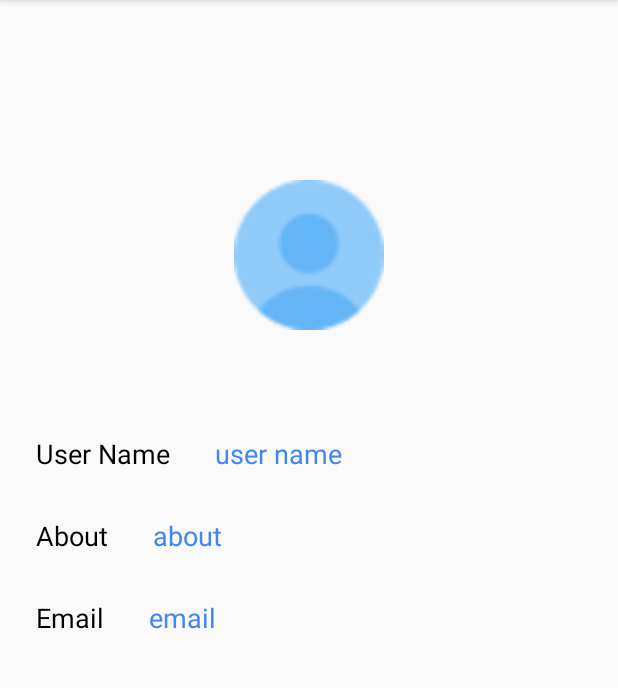
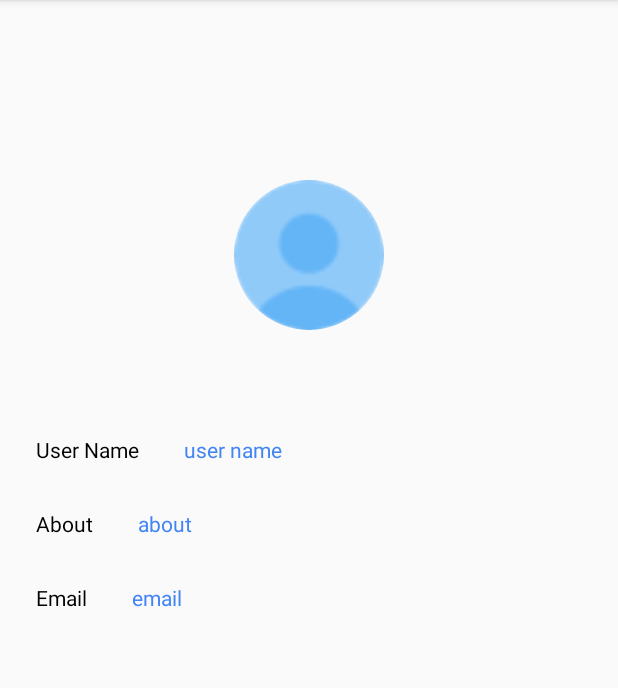
Before and after one commit to Harivansh-coder/Lets-Chat, an Android app: the fragment ProfileFragment shown on its own in the app's theme, on a phone screen of 412 x 824 dp, the part 84-772 px from its top. Run offline under Robolectric (Android 15) with nearby library versions, the phone set to English and light mode, and no system bars; our stand-ins replace CircleImageView, Firebase (no records; nobody signed in at launch, a user with empty details on screens opened directly), Picasso; 4 statements that could not run were skipped.

Commit message:
Fixed the image reading from database not its working

```diff
--- a/LetsChat/app/src/main/java/com/harivansh/letschat/SettingsActivity.java
+++ b/LetsChat/app/src/main/java/com/harivansh/letschat/SettingsActivity.java
@@ -156,7 +156,7 @@ public class SettingsActivity extends AppCompatActivity {
                         public void onSuccess(Uri uri) {
                             firebaseDatabase.getReference().child("Users")
                                     .child(FirebaseAuth.getInstance().getUid())
-                                    .child("profileImage").setValue(uri.toString());
+                                    .child("userProfileImage").setValue(uri.toString());
                         }
                     });
                     Snackbar.make(binding.settingChangeImage, "Image added", BaseTransientBottomBar.LENGTH_LONG).show();
--- a/LetsChat/app/src/main/res/layout/activity_sign_up.xml
+++ b/LetsChat/app/src/main/res/layout/activity_sign_up.xml
@@ -13,7 +13,7 @@
         android:fontFamily="monospace"
         android:text="@string/sign_up"
         android:textColor="@color/Blue"
-        android:textSize="50sp"
+        android:textSize="45sp"
         app:layout_constraintBottom_toBottomOf="parent"
         app:layout_constraintEnd_toEndOf="parent"
         app:layout_constraintStart_toStartOf="parent"
--- a/LetsChat/app/src/main/res/layout/activity_signin.xml
+++ b/LetsChat/app/src/main/res/layout/activity_signin.xml
@@ -13,7 +13,7 @@
         android:fontFamily="monospace"
         android:text="@string/sign_in"
         android:textColor="@color/Blue"
-        android:textSize="50sp"
+        android:textSize="45sp"
         app:layout_constraintBottom_toBottomOf="parent"
         app:layout_constraintEnd_toEndOf="parent"
         app:layout_constraintStart_toStartOf="parent"
--- a/LetsChat/app/src/main/res/layout/fragment_profile.xml
+++ b/LetsChat/app/src/main/res/layout/fragment_profile.xml
@@ -7,7 +7,7 @@
     tools:context=".fragment.ProfileFragment">
 
 
-    <ImageView
+    <de.hdodenhof.circleimageview.CircleImageView
         android:id="@+id/profile_page_image"
         android:layout_width="100dp"
         android:layout_height="100dp"
@@ -25,7 +25,7 @@
         android:layout_marginTop="70dp"
         android:text="@string/user_name"
         android:textColor="@color/black"
-        android:textSize="18sp"
+        android:textSize="14sp"
         app:layout_constraintStart_toStartOf="parent"
         app:layout_constraintTop_toBottomOf="@+id/profile_page_image" />
 
@@ -37,7 +37,7 @@
         android:layout_marginTop="30dp"
         android:text="About"
         android:textColor="@color/black"
-        android:textSize="18sp"
+        android:textSize="14sp"
         app:layout_constraintStart_toStartOf="parent"
         app:layout_constraintTop_toBottomOf="@+id/textView2" />
 
@@ -48,7 +48,7 @@
         android:layout_marginStart="30dp"
         android:text="user name"
         android:textColor="@color/Blue"
-        android:textSize="18sp"
+        android:textSize="14sp"
         app:layout_constraintBottom_toBottomOf="@+id/textView2"
         app:layout_constraintStart_toEndOf="@+id/textView2"
         app:layout_constraintTop_toTopOf="@+id/textView2" />
@@ -60,7 +60,7 @@
         android:layout_marginStart="30dp"
         android:text="about"
         android:textColor="@color/Blue"
-        android:textSize="18sp"
+        android:textSize="14sp"
         app:layout_constraintBottom_toBottomOf="@+id/textView5"
         app:layout_constraintStart_toEndOf="@+id/textView5"
         app:layout_constraintTop_toTopOf="@+id/textView5"
@@ -74,7 +74,7 @@
         android:layout_marginTop="30dp"
         android:text="Email"
         android:textColor="@color/black"
-        android:textSize="18sp"
+        android:textSize="14sp"
         app:layout_constraintStart_toStartOf="parent"
         app:layout_constraintTop_toBottomOf="@+id/textView5" />
 
@@ -85,7 +85,7 @@
         android:layout_marginStart="30dp"
         android:text="email"
         android:textColor="@color/Blue"
-        android:textSize="18sp"
+        android:textSize="14sp"
         app:layout_constraintBottom_toBottomOf="@+id/textView8"
         app:layout_constraintStart_toEndOf="@+id/textView8"
         app:layout_constraintTop_toTopOf="@+id/textView8" />
--- a/LetsChat/app/src/main/res/layout/receiver_message_layout.xml
+++ b/LetsChat/app/src/main/res/layout/receiver_message_layout.xml
@@ -20,6 +20,7 @@
         android:inputType="textMultiLine"
         android:maxWidth="270dp"
         android:minWidth="50dp"
+        android:layout_marginLeft="10dp"
         android:text="Message"
         android:textSize="16sp"
         android:textColor="@color/Blue"
--- a/LetsChat/app/src/main/res/layout/sender_message_layout.xml
+++ b/LetsChat/app/src/main/res/layout/sender_message_layout.xml
@@ -32,6 +32,7 @@
             android:inputType="textMultiLine"
             android:maxWidth="270dp"
             android:minWidth="50dp"
+            android:layout_marginLeft="10dp"
             android:layout_marginTop="2dp"
             android:layout_marginRight="4dp"
             android:text="Message"
```
Also changed, not shown: LetsChat/app/src/main/java/com/harivansh/letschat/Signin.java (+12 -0 lines).
